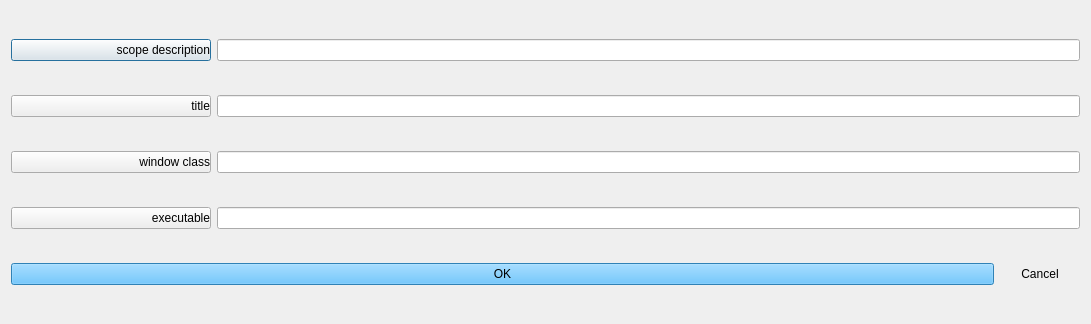
This is ui/scopeDialog.ui in ewerybody/a2 as Qt 5 draws it before an edit. The edited form follows.
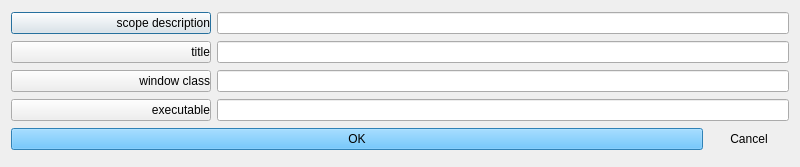
This is the edited form.

Commit message: tweaked scopeDialog.ui tab order and size

```diff
--- a/ui/scopeDialog.ui
+++ b/ui/scopeDialog.ui
@@ -6,8 +6,8 @@
    <rect>
     <x>0</x>
     <y>0</y>
-    <width>1091</width>
-    <height>324</height>
+    <width>800</width>
+    <height>167</height>
    </rect>
   </property>
   <property name="windowTitle">
```
Left out of the diff: 12 changed lines with no effect on the pictures. The commit also changes 1 other file.
